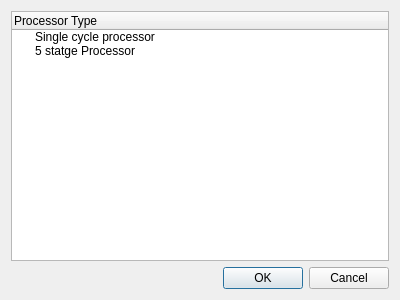
The window that src/ui/processor_dialog.ui (hghit-harshit/Kites) describes before a commit, drawn with Qt 5.
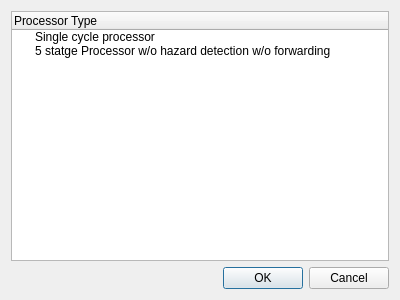
The same window after the commit.

Commit message: feat: enhance ProcessorDialog to handle VMType selection and update UI

```diff
--- a/src/ui/processor_dialog.ui
+++ b/src/ui/processor_dialog.ui
@@ -38,7 +38,7 @@
      </item>
      <item>
       <property name="text">
-       <string>5 statge Processor</string>
+       <string>5 statge Processor w/o hazard detection w/o forwarding</string>
       </property>
      </item>
     </widget>
```
The commit also changes 2 other files.
